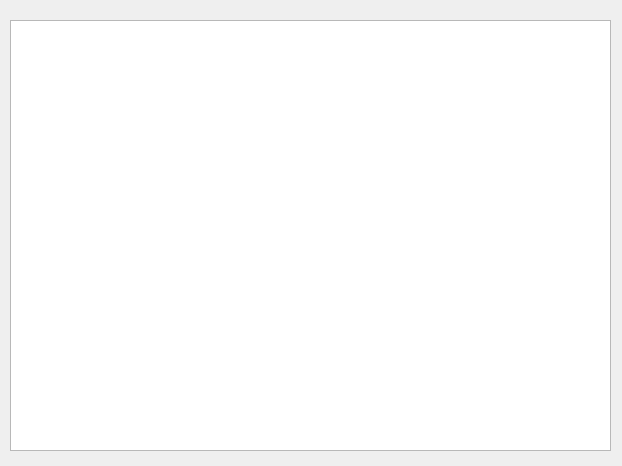
chempik1234/Coffee-things, file main.ui: the form before one commit.
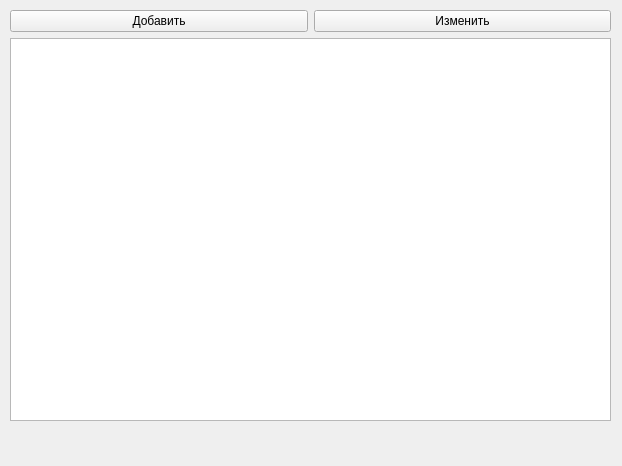
The form after the commit.

```diff
--- a/main.ui
+++ b/main.ui
@@ -13,14 +13,50 @@
   <property name="windowTitle">
    <string>Form</string>
   </property>
-  <widget class="QTableWidget" name="tableWidget">
+  <widget class="QWidget" name="layoutWidget">
    <property name="geometry">
     <rect>
      <x>10</x>
-     <y>20</y>
+     <y>10</y>
      <width>601</width>
-     <height>431</height>
+     <height>411</height>
     </rect>
+   </property>
+   <layout class="QVBoxLayout" name="verticalLayout">
+    <item>
+     <layout class="QHBoxLayout" name="horizontalLayout">
+      <item>
+       <widget class="QPushButton" name="pushButton">
+        <property name="text">
+         <string>Добавить</string>
+        </property>
+       </widget>
+      </item>
+      <item>
+       <widget class="QPushButton" name="pushButton_2">
+        <property name="text">
+         <string>Изменить</string>
+        </property>
+       </widget>
+      </item>
+     </layout>
+    </item>
+    <item>
+     <widget class="QTableWidget" name="tableWidget"/>
+    </item>
+   </layout>
+  </widget>
+  <widget class="QLabel" name="label">
+   <property name="geometry">
+    <rect>
+     <x>10</x>
+     <y>435</y>
+     <width>591</width>
+     <height>21</height>
+    </rect>
+   </property>
+   <property name="text">
+    <string/>
    </property>
   </widget>
  </widget>
```
Left out of the diff: 2 changed lines with no effect on the pictures.
